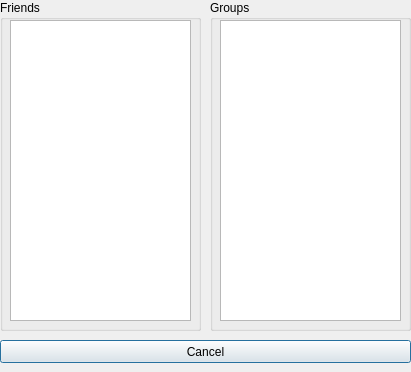
Above: dialogs/relations_dialog.ui from jeyboy/playo3 before the change. Below: the same form after it.
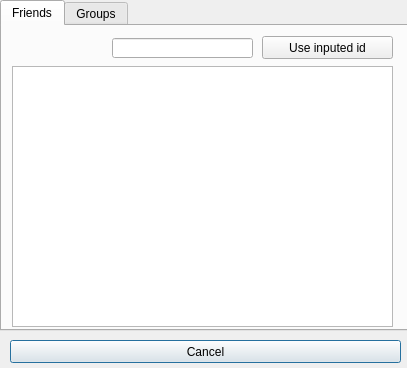
That is the form after the change.

What changed in the file:
```diff
--- a/dialogs/relations_dialog.ui
+++ b/dialogs/relations_dialog.ui
@@ -6,77 +6,19 @@
    <rect>
     <x>0</x>
     <y>0</y>
-    <width>411</width>
-    <height>372</height>
+    <width>407</width>
+    <height>368</height>
    </rect>
   </property>
   <property name="windowTitle">
    <string>Dialog</string>
   </property>
-  <widget class="QGroupBox" name="groupBox_2">
-   <property name="geometry">
-    <rect>
-     <x>210</x>
-     <y>0</y>
-     <width>201</width>
-     <height>331</height>
-    </rect>
-   </property>
-   <property name="title">
-    <string>Groups</string>
-   </property>
-   <widget class="QListView" name="groupsList">
-    <property name="geometry">
-     <rect>
-      <x>10</x>
-      <y>20</y>
-      <width>181</width>
-      <height>301</height>
-     </rect>
-    </property>
-    <property name="showDropIndicator" stdset="0">
-     <bool>false</bool>
-    </property>
-    <property name="alternatingRowColors">
-     <bool>true</bool>
-    </property>
-   </widget>
-  </widget>
-  <widget class="QGroupBox" name="groupBox">
-   <property name="geometry">
-    <rect>
-     <x>0</x>
-     <y>0</y>
-     <width>201</width>
-     <height>331</height>
-    </rect>
-   </property>
-   <property name="title">
-    <string>Friends</string>
-   </property>
-   <widget class="QListView" name="friendsList">
-    <property name="geometry">
-     <rect>
-      <x>10</x>
-      <y>20</y>
-      <width>181</width>
-      <height>301</height>
-     </rect>
-    </property>
-    <property name="showDropIndicator" stdset="0">
-     <bool>false</bool>
-    </property>
-    <property name="alternatingRowColors">
-     <bool>true</bool>
-    </property>
-   </widget>
-  </widget>
   <widget class="QPushButton" name="cancelButton">
    <property name="geometry">
     <rect>
-     <x>0</x>
+     <x>10</x>
      <y>340</y>
-     <width>411</width>
+     <width>391</width>
      <height>23</height>
     </rect>
    </property>
@@ -84,6 +26,107 @@
     <string>Cancel</string>
    </property>
   </widget>
+  <widget class="QTabWidget" name="tabWidget">
+   <property name="geometry">
+    <rect>
+     <x>0</x>
+     <y>0</y>
+     <width>408</width>
+     <height>331</height>
+    </rect>
+   </property>
+   <property name="currentIndex">
+    <number>0</number>
+   </property>
+   <widget class="QWidget" name="tab">
+    <attribute name="title">
+     <string>Friends</string>
+    </attribute>
+    <widget class="QListView" name="friendsList">
+     <property name="geometry">
+      <rect>
+       <x>10</x>
+       <y>40</y>
+       <width>381</width>
+       <height>261</height>
+      </rect>
+     </property>
+     <property name="showDropIndicator" stdset="0">
+      <bool>false</bool>
+     </property>
+     <property name="alternatingRowColors">
+      <bool>true</bool>
+     </property>
+    </widget>
+    <widget class="QPushButton" name="friendManually">
+     <property name="geometry">
+      <rect>
+       <x>260</x>
+       <y>10</y>
+       <width>131</width>
+       <height>23</height>
+      </rect>
+     </property>
+     <property name="text">
+      <string>Use inputed id</string>
+     </property>
+    </widget>
+    <widget class="QLineEdit" name="friendId">
+     <property name="geometry">
+      <rect>
+       <x>110</x>
+       <y>12</y>
+       <width>141</width>
+       <height>20</height>
+      </rect>
+     </property>
+    </widget>
+   </widget>
+   <widget class="QWidget" name="tab_2">
+    <attribute name="title">
+     <string>Groups</string>
+    </attribute>
+    <widget class="QListView" name="groupsList">
+     <property name="geometry">
+      <rect>
+       <x>10</x>
+       <y>40</y>
+       <width>381</width>
+       <height>261</height>
+      </rect>
+     </property>
+     <property name="showDropIndicator" stdset="0">
+      <bool>false</bool>
+     </property>
+     <property name="alternatingRowColors">
+      <bool>true</bool>
+     </property>
+    </widget>
+    <widget class="QPushButton" name="groupManually">
+     <property name="geometry">
+      <rect>
+       <x>260</x>
+       <y>10</y>
+       <width>131</width>
+       <height>23</height>
+      </rect>
+     </property>
+     <property name="text">
+      <string>Use inputed id</string>
+     </property>
+    </widget>
+    <widget class="QLineEdit" name="groupId">
+     <property name="geometry">
+      <rect>
+       <x>110</x>
+       <y>12</y>
+       <width>141</width>
+       <height>20</height>
+      </rect>
+     </property>
+    </widget>
+   </widget>
+  </widget>
  </widget>
  <resources/>
  <connections/>
```
